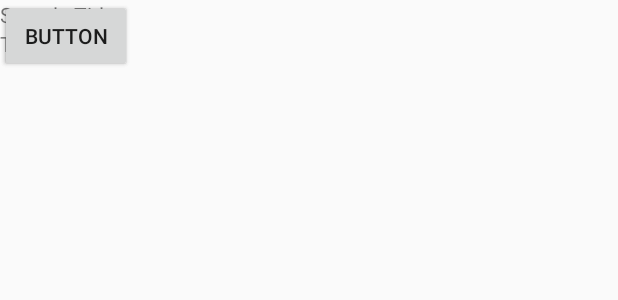
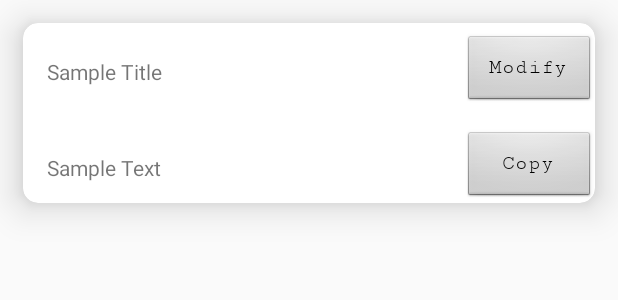
Before and after one commit to sayhimatt/SB-Hackathon-2020, an Android app: the layout clip_item.xml on its own in the app's theme, with its tools: preview values and no code run, on a phone screen of 412 x 824 dp. Shown: the top 300 px of the screen. Run offline under Robolectric (Android 15) with nearby library versions, the phone set to English and light mode, and no system bars.

Commit message:
Clip item xml fixed.

```diff
--- /dev/null
+++ b/QuickClips/app/src/main/java/com/fourstooges/quickclips/database/ClipItems.java
@@ -0,0 +1,5 @@
+package com.fourstooges.quickclips.database;
+
+public class ClipItems {
+
+}
--- a/QuickClips/app/src/main/res/layout/clip_item.xml
+++ b/QuickClips/app/src/main/res/layout/clip_item.xml
@@ -1,8 +1,14 @@
 <?xml version="1.0" encoding="utf-8"?>
+<androidx.cardview.widget.CardView xmlns:android="http://schemas.android.com/apk/res/android"
+    xmlns:app="http://schemas.android.com/apk/res-auto"
+    android:id="@+id/clip_cv"
+    android:layout_width="match_parent"
+    android:layout_height="wrap_content"
+    android:layout_margin="15dp"
+    app:cardCornerRadius="10dp"
+    app:cardElevation="15dp">
+
     <androidx.constraintlayout.widget.ConstraintLayout
-    xmlns:android="http://schemas.android.com/apk/res/android"
-    xmlns:app="http://schemas.android.com/apk/res-auto"
-    xmlns:tools="http://schemas.android.com/tools"
         android:layout_width="match_parent"
         android:layout_height="match_parent">
 
@@ -10,29 +16,43 @@
             android:id="@+id/title_tv"
             android:layout_width="wrap_content"
             android:layout_height="wrap_content"
-        android:text="Sample Title" />
+            android:layout_marginStart="16dp"
+            android:text="@string/sample_title_s"
+            app:layout_constraintBottom_toBottomOf="@+id/modify_b"
+            app:layout_constraintStart_toStartOf="parent"
+            app:layout_constraintTop_toTopOf="@+id/modify_b" />
 
         <TextView
             android:id="@+id/mText_tv"
             android:layout_width="wrap_content"
             android:layout_height="wrap_content"
-        android:text="TextView"
+            android:layout_marginStart="16dp"
+            android:text="@string/sample_text_s"
+            app:layout_constraintBottom_toBottomOf="@+id/copy_b"
             app:layout_constraintStart_toStartOf="parent"
-        app:layout_constraintTop_toBottomOf="@+id/title_tv" />
+            app:layout_constraintTop_toTopOf="@+id/copy_b" />
 
         <Button
             android:id="@+id/modify_b"
+            style="@android:style/Widget.Button"
             android:layout_width="wrap_content"
             android:layout_height="wrap_content"
-        android:text="Button"
-        tools:layout_editor_absoluteX="321dp"
-        tools:layout_editor_absoluteY="0dp" />
+            android:layout_marginTop="8dp"
+            android:fontFamily="serif-monospace"
+            android:text="@string/modify"
+            app:layout_constraintEnd_toEndOf="parent"
+            app:layout_constraintTop_toTopOf="parent" />
 
         <Button
             android:id="@+id/copy_b"
+            style="@android:style/Widget.Button"
             android:layout_width="wrap_content"
             android:layout_height="wrap_content"
-        android:text="Button"
-        tools:layout_editor_absoluteX="321dp"
-        tools:layout_editor_absoluteY="48dp" />
+            android:layout_marginTop="16dp"
+            android:fontFamily="serif-monospace"
+            android:text="@string/copy_bs"
+            app:layout_constraintEnd_toEndOf="parent"
+            app:layout_constraintTop_toBottomOf="@+id/modify_b" />
+
     </androidx.constraintlayout.widget.ConstraintLayout>
+</androidx.cardview.widget.CardView>
--- a/QuickClips/app/src/main/res/values/strings.xml
+++ b/QuickClips/app/src/main/res/values/strings.xml
@@ -12,4 +12,8 @@
     <string name="password">Password</string>
     <string name="sign_in_google">Sign-in With Google</string>
     <string name="sign_up">Sign Up with Email</string>
+    <string name="sample_title_s">Sample Title</string>
+    <string name="sample_text_s">Sample Text</string>
+    <string name="modify">Modify</string>
+    <string name="copy_bs">Copy</string>
 </resources>
```
Lines whose indentation alone changed are shown as unchanged.
